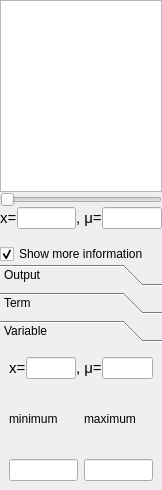
Before: the Qt Designer form qtfuzzylite/ui/Control.ui in fuzzylite/fuzzylite, drawn with Qt 5.
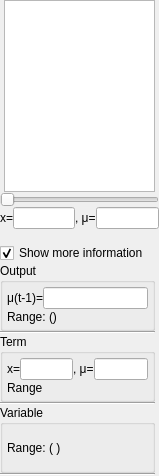
After: the same form once the commit is applied. The open tabs and pages were chosen to show the change. Custom widgets are drawn as their Qt base class.

Patch:
```diff
--- a/qtfuzzylite/ui/Control.ui
+++ b/qtfuzzylite/ui/Control.ui
@@ -6,10 +6,15 @@
    <rect>
     <x>0</x>
     <y>0</y>
-    <width>162</width>
-    <height>490</height>
+    <width>159</width>
+    <height>476</height>
    </rect>
   </property>
+  <property name="font">
+   <font>
+    <pointsize>9</pointsize>
+   </font>
+  </property>
   <property name="windowTitle">
    <string>Control</string>
   </property>
@@ -29,6 +34,17 @@
       <number>0</number>
      </property>
      <item>
+      <layout class="QHBoxLayout" name="horizontalLayout_4">
+       <property name="leftMargin">
+        <number>4</number>
+       </property>
+       <property name="topMargin">
+        <number>0</number>
+       </property>
+       <property name="rightMargin">
+        <number>4</number>
+       </property>
+       <item>
       <widget class="fl::qt::Canvas" name="canvas">
        <property name="sizePolicy">
         <sizepolicy hsizetype="Expanding" vsizetype="Fixed">
@@ -38,6 +54,8 @@
        </property>
       </widget>
      </item>
+      </layout>
+     </item>
      <item>
       <layout class="QHBoxLayout" name="horizontalLayout_8">
        <property name="spacing">
@@ -90,11 +108,6 @@
        </property>
        <item>
         <widget class="QLabel" name="lbl_x">
-         <property name="font">
-          <font>
-           <pointsize>11</pointsize>
-          </font>
-         </property>
          <property name="contextMenuPolicy">
           <enum>Qt::NoContextMenu</enum>
          </property>
@@ -118,11 +131,6 @@
        </item>
        <item>
         <widget class="QLabel" name="lbl_mu">
-         <property name="font">
-          <font>
-           <pointsize>11</pointsize>
-          </font>
-         </property>
          <property name="contextMenuPolicy">
           <enum>Qt::NoContextMenu</enum>
          </property>
@@ -151,10 +159,11 @@
      </item>
      <item>
       <widget class="QLabel" name="lbl_fuzzy">
-       <property name="font">
-        <font>
-         <pointsize>10</pointsize>
-        </font>
+       <property name="sizePolicy">
+        <sizepolicy hsizetype="Maximum" vsizetype="Maximum">
+         <horstretch>0</horstretch>
+         <verstretch>0</verstretch>
+        </sizepolicy>
        </property>
        <property name="text">
         <string/>
@@ -162,17 +171,15 @@
        <property name="alignment">
         <set>Qt::AlignCenter</set>
        </property>
+       <property name="wordWrap">
+        <bool>false</bool>
+       </property>
       </widget>
      </item>
     </layout>
    </item>
    <item>
     <widget class="QCheckBox" name="chx_show_more">
-     <property name="font">
-      <font>
-       <pointsize>9</pointsize>
-      </font>
-     </property>
      <property name="text">
       <string>Show more information</string>
      </property>
@@ -182,34 +189,37 @@
     </widget>
    </item>
    <item>
-    <widget class="QToolBox" name="tbx_information">
-     <property name="sizePolicy">
-      <sizepolicy hsizetype="Expanding" vsizetype="MinimumExpanding">
-       <horstretch>0</horstretch>
-       <verstretch>0</verstretch>
-      </sizepolicy>
-     </property>
-     <property name="currentIndex">
+    <widget class="QFrame" name="frm_more_information">
+     <layout class="QVBoxLayout" name="verticalLayout_3">
+      <property name="spacing">
+       <number>0</number>
+      </property>
+      <property name="leftMargin">
       <number>0</number>
      </property>
-     <widget class="QWidget" name="output">
-      <property name="geometry">
-       <rect>
-        <x>0</x>
-        <y>0</y>
-        <width>162</width>
-        <height>107</height>
-       </rect>
+      <property name="topMargin">
+       <number>0</number>
       </property>
-      <attribute name="label">
+      <property name="rightMargin">
+       <number>4</number>
+      </property>
+      <property name="bottomMargin">
+       <number>0</number>
+      </property>
+      <item>
+       <widget class="QGroupBox" name="grx_output">
+        <property name="title">
        <string>Output</string>
-      </attribute>
-      <layout class="QVBoxLayout" name="verticalLayout_11">
-       <item>
-        <layout class="QHBoxLayout" name="horizontalLayout_7">
+        </property>
+        <layout class="QVBoxLayout" name="verticalLayout_6">
          <property name="spacing">
           <number>0</number>
          </property>
+         <property name="margin">
+          <number>4</number>
+         </property>
+         <item>
+          <layout class="QHBoxLayout" name="horizontalLayout_3">
          <item>
           <widget class="QLabel" name="lbl_mu_2">
            <property name="sizePolicy">
@@ -218,11 +228,6 @@
              <verstretch>0</verstretch>
             </sizepolicy>
            </property>
-           <property name="font">
-            <font>
-             <pointsize>11</pointsize>
-            </font>
-           </property>
            <property name="contextMenuPolicy">
             <enum>Qt::NoContextMenu</enum>
            </property>
@@ -253,66 +258,34 @@
         </layout>
        </item>
        <item>
-        <layout class="QHBoxLayout" name="horizontalLayout_6">
-         <property name="rightMargin">
-          <number>0</number>
-         </property>
-         <item>
-          <layout class="QVBoxLayout" name="verticalLayout_9">
-           <item>
-            <widget class="QLabel" name="label_5">
+          <widget class="QLabel" name="label">
              <property name="text">
-              <string>minimum</string>
+            <string>Range: ()</string>
              </property>
             </widget>
            </item>
-           <item>
-            <widget class="QLineEdit" name="led_min_output">
-             <property name="text">
-              <string/>
-             </property>
-             <property name="readOnly">
-              <bool>true</bool>
-             </property>
-            </widget>
-           </item>
-          </layout>
-         </item>
-         <item>
-          <layout class="QVBoxLayout" name="verticalLayout_10">
-           <item>
-            <widget class="QLabel" name="label_6">
-             <property name="text">
-              <string>maximum</string>
-             </property>
+        </layout>
             </widget>
            </item>
            <item>
-            <widget class="QLineEdit" name="led_max_output">
-             <property name="readOnly">
-              <bool>true</bool>
+       <widget class="Line" name="line">
+        <property name="orientation">
+         <enum>Qt::Horizontal</enum>
              </property>
             </widget>
            </item>
-          </layout>
-         </item>
-        </layout>
-       </item>
-      </layout>
-     </widget>
-     <widget class="QWidget" name="page">
-      <property name="geometry">
-       <rect>
-        <x>0</x>
-        <y>0</y>
-        <width>178</width>
-        <height>107</height>
-       </rect>
-      </property>
-      <attribute name="label">
+      <item>
+       <widget class="QGroupBox" name="grx_term">
+        <property name="title">
        <string>Term</string>
-      </attribute>
-      <layout class="QVBoxLayout" name="verticalLayout_5">
+        </property>
+        <layout class="QVBoxLayout" name="verticalLayout_7">
+         <property name="spacing">
+          <number>0</number>
+         </property>
+         <property name="margin">
+          <number>4</number>
+         </property>
        <item>
         <layout class="QHBoxLayout" name="horizontalLayout_2">
          <property name="spacing">
@@ -320,11 +293,6 @@
          </property>
          <item>
           <widget class="QLabel" name="lbl_x_2">
-           <property name="font">
-            <font>
-             <pointsize>11</pointsize>
-            </font>
-           </property>
            <property name="contextMenuPolicy">
             <enum>Qt::NoContextMenu</enum>
            </property>
@@ -348,11 +316,6 @@
          </item>
          <item>
           <widget class="QLabel" name="lbl_y_2">
-           <property name="font">
-            <font>
-             <pointsize>11</pointsize>
-            </font>
-           </property>
            <property name="contextMenuPolicy">
             <enum>Qt::NoContextMenu</enum>
            </property>
@@ -380,180 +343,52 @@
         </layout>
        </item>
        <item>
-        <layout class="QHBoxLayout" name="horizontalLayout_3">
-         <property name="rightMargin">
-          <number>0</number>
-         </property>
-         <item>
-          <layout class="QVBoxLayout" name="verticalLayout_3">
-           <item>
-            <widget class="QLabel" name="label">
+          <widget class="QLabel" name="lbl_term_range">
              <property name="text">
-              <string>minimum</string>
+            <string>Range</string>
              </property>
             </widget>
            </item>
-           <item>
-            <widget class="QLineEdit" name="led_min_term">
-             <property name="text">
-              <string/>
-             </property>
-             <property name="readOnly">
-              <bool>true</bool>
-             </property>
-            </widget>
-           </item>
-          </layout>
-         </item>
-         <item>
-          <layout class="QVBoxLayout" name="verticalLayout_4">
-           <item>
-            <widget class="QLabel" name="label_2">
-             <property name="text">
-              <string>maximum</string>
-             </property>
+        </layout>
             </widget>
            </item>
            <item>
-            <widget class="QLineEdit" name="led_max_term">
-             <property name="readOnly">
-              <bool>true</bool>
+       <widget class="Line" name="line_2">
+        <property name="orientation">
+         <enum>Qt::Horizontal</enum>
              </property>
             </widget>
            </item>
-          </layout>
-         </item>
-        </layout>
-       </item>
-      </layout>
-     </widget>
-     <widget class="QWidget" name="page_2">
-      <property name="geometry">
-       <rect>
-        <x>0</x>
-        <y>0</y>
-        <width>178</width>
-        <height>107</height>
-       </rect>
-      </property>
-      <attribute name="label">
+      <item>
+       <widget class="QGroupBox" name="grx_variable">
+        <property name="title">
        <string>Variable</string>
-      </attribute>
-      <layout class="QVBoxLayout" name="verticalLayout_8">
-       <item>
-        <layout class="QHBoxLayout" name="horizontalLayout_5">
+        </property>
+        <layout class="QVBoxLayout" name="verticalLayout_4">
          <property name="spacing">
           <number>0</number>
          </property>
-         <item>
-          <widget class="QLabel" name="lbl_x_3">
-           <property name="font">
-            <font>
-             <pointsize>11</pointsize>
-            </font>
-           </property>
-           <property name="contextMenuPolicy">
-            <enum>Qt::NoContextMenu</enum>
-           </property>
-           <property name="text">
-            <string>x=</string>
-           </property>
-          </widget>
-         </item>
+         <property name="margin">
+          <number>4</number>
+         </property>
          <item>
-          <widget class="QLineEdit" name="led_x_var">
+          <widget class="QLabel" name="lbl_var_range">
            <property name="text">
-            <string/>
+            <string>Range: ( )</string>
            </property>
-           <property name="alignment">
-            <set>Qt::AlignCenter</set>
-           </property>
-           <property name="readOnly">
-            <bool>false</bool>
-           </property>
           </widget>
          </item>
-         <item>
-          <widget class="QLabel" name="lbl_y_3">
-           <property name="font">
-            <font>
-             <pointsize>11</pointsize>
-            </font>
-           </property>
-           <property name="contextMenuPolicy">
-            <enum>Qt::NoContextMenu</enum>
-           </property>
-           <property name="text">
-            <string>, &amp;#956;=</string>
-           </property>
-           <property name="textFormat">
-            <enum>Qt::RichText</enum>
-           </property>
-          </widget>
-         </item>
-         <item>
-          <widget class="QLineEdit" name="led_mu_var">
-           <property name="text">
-            <string/>
-           </property>
-           <property name="alignment">
-            <set>Qt::AlignCenter</set>
-           </property>
-           <property name="readOnly">
-            <bool>true</bool>
-           </property>
-          </widget>
-         </item>
         </layout>
-       </item>
-       <item>
-        <layout class="QHBoxLayout" name="horizontalLayout_4">
-         <property name="rightMargin">
-          <number>0</number>
-         </property>
-         <item>
-          <layout class="QVBoxLayout" name="verticalLayout_6">
-           <item>
-            <widget class="QLabel" name="label_3">
-             <property name="text">
-              <string>minimum</string>
-             </property>
             </widget>
            </item>
            <item>
-            <widget class="QLineEdit" name="led_min_var">
-             <property name="text">
-              <string/>
-             </property>
-             <property name="readOnly">
-              <bool>true</bool>
-             </property>
+       <widget class="Line" name="line_3">
+        <property name="orientation">
+         <enum>Qt::Horizontal</enum>
+        </property>
             </widget>
            </item>
           </layout>
-         </item>
-         <item>
-          <layout class="QVBoxLayout" name="verticalLayout_7">
-           <item>
-            <widget class="QLabel" name="label_4">
-             <property name="text">
-              <string>maximum</string>
-             </property>
-            </widget>
-           </item>
-           <item>
-            <widget class="QLineEdit" name="led_max_var">
-             <property name="readOnly">
-              <bool>true</bool>
-             </property>
-            </widget>
-           </item>
-          </layout>
-         </item>
-        </layout>
-       </item>
-      </layout>
-     </widget>
     </widget>
    </item>
   </layout>
```
Lines whose indentation alone changed are shown as unchanged.
